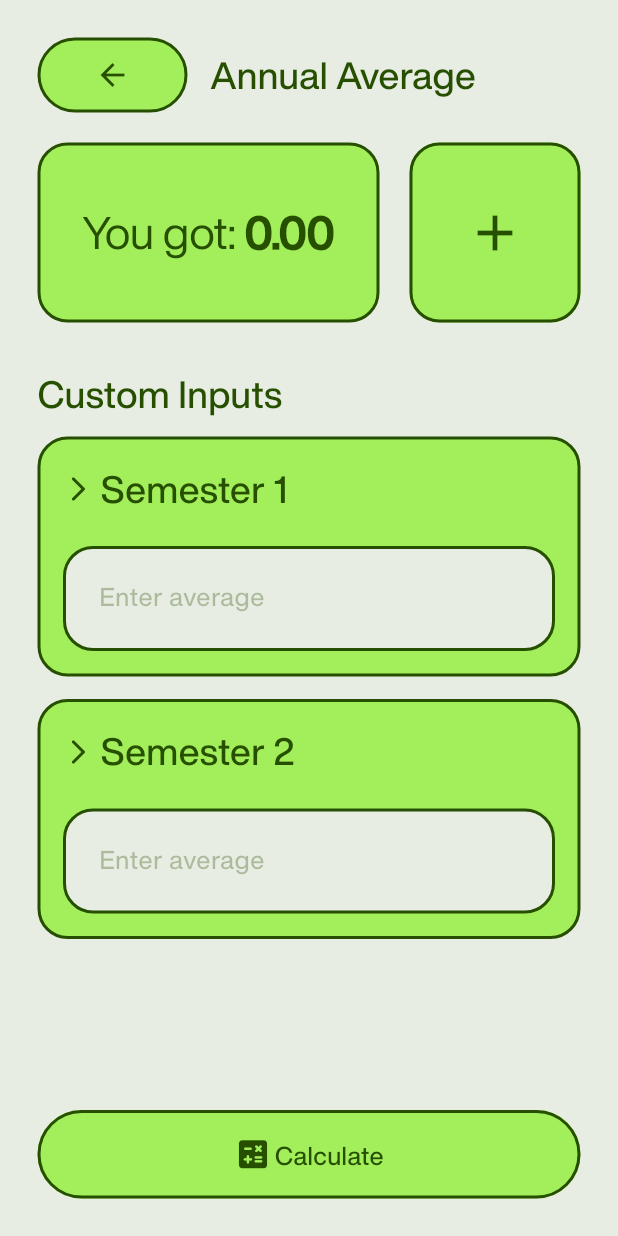
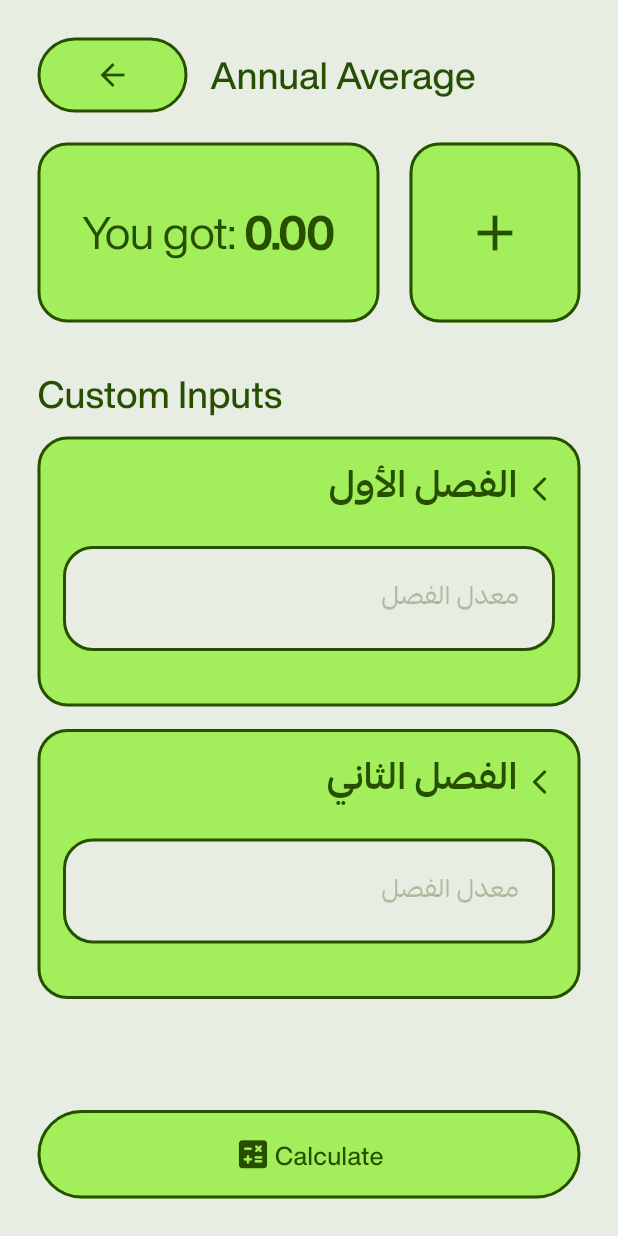
Before and after one commit to zaki-reg/university-calculator, a Flutter app: the AnnualAveragePage screen opened directly, on a phone screen of 412 x 824 dp. Run offline on Flutter 3.47's test engine with Material 3 defaults, Android fonts, the phone set to English and light mode, and no system bars; our stand-ins replace carousel_slider, flutter_svg.

Commit message:
Update UI of annual_calculator.dart

```diff
--- a/lib/screens/annual_calculator.dart
+++ b/lib/screens/annual_calculator.dart
@@ -10,8 +10,8 @@ class AnnualAveragePage extends StatefulWidget {
 
 class _AnnualAveragePageState extends State<AnnualAveragePage> {
   final List<Semester> semesters = [
-    Semester("Semester 1", 0),
-    Semester("Semester 2", 0),
+    Semester("الفصل الأول", 0),
+    Semester("الفصل الثاني", 0),
   ];
   double annualAverage = 0.0;
 
@@ -227,16 +227,20 @@ class _AnnualAveragePageState extends State<AnnualAveragePage> {
   Widget _buildSemesterCard(
       Semester semester, TextEditingController controller, int index) {
     return Container(
+      height: 180,
       padding: const EdgeInsets.all(15),
       decoration: BoxDecoration(
         color: limeGreen,
         border: Border.all(color: darkGreen, width: 2),
         borderRadius: BorderRadius.circular(20),
       ),
+      child: Directionality(
+        textDirection: TextDirection.rtl,
         child: Column(
           crossAxisAlignment: CrossAxisAlignment.start,
           children: [
             Row(
+              crossAxisAlignment: CrossAxisAlignment.center,
               children: [
                 const Icon(
                   Icons.arrow_forward_ios_rounded,
@@ -248,7 +252,8 @@ class _AnnualAveragePageState extends State<AnnualAveragePage> {
                 ),
                 Text(
                   semester.name,
-                style: textStyle.copyWith(
+                  textAlign: TextAlign.right,
+                  style: arabicTextStyle.copyWith(
                       fontSize: 25,
                       fontWeight: FontWeight.w600,
                       color: darkGreen),
@@ -265,10 +270,11 @@ class _AnnualAveragePageState extends State<AnnualAveragePage> {
                 borderRadius: BorderRadius.circular(20),
               ),
               child: TextField(
-              textAlignVertical: const TextAlignVertical(y: 1),
+                textAlignVertical: const TextAlignVertical(y: .7),
                 cursorColor: limeGreen,
                 controller: controller,
                 keyboardType: TextInputType.number,
+                textAlign: TextAlign.right,
                 onChanged: (value) {
                   setState(() {
                     semester.average = double.tryParse(value) ?? 0;
@@ -276,17 +282,20 @@ class _AnnualAveragePageState extends State<AnnualAveragePage> {
                 },
                 decoration: InputDecoration(
                   border: InputBorder.none,
-                hintText: 'Enter average',
-                hintStyle: textStyle.copyWith(
+                  hintText: 'معدل الفصل',
+                  hintStyle: arabicTextStyle.copyWith(
                       color: darkGreen.withAlpha(80), fontSize: 17),
                   contentPadding:
                       const EdgeInsets.symmetric(horizontal: 12, vertical: 7),
                 ),
                 style: textStyle.copyWith(
-                  fontSize: 17, color: darkGreen, fontWeight: FontWeight.w500),
+                    fontSize: 17,
+                    color: darkGreen,
+                    fontWeight: FontWeight.w500),
               ),
             ),
           ],
+        ),
       ),
     );
   }
```
Lines whose indentation alone changed are shown as unchanged.
